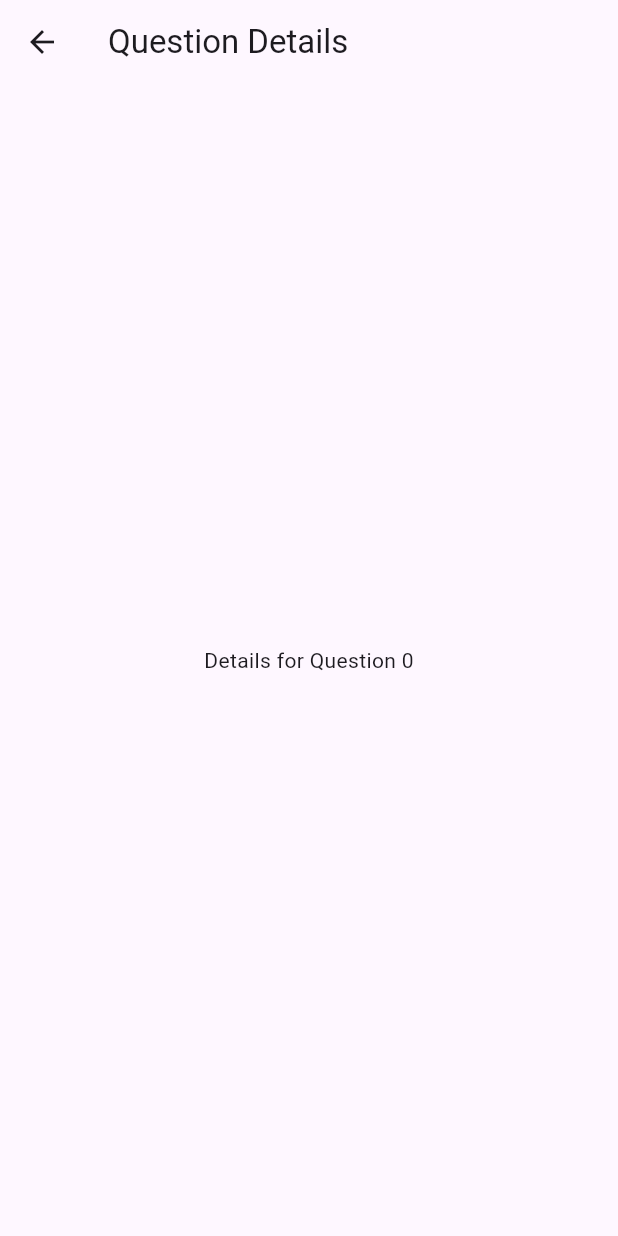
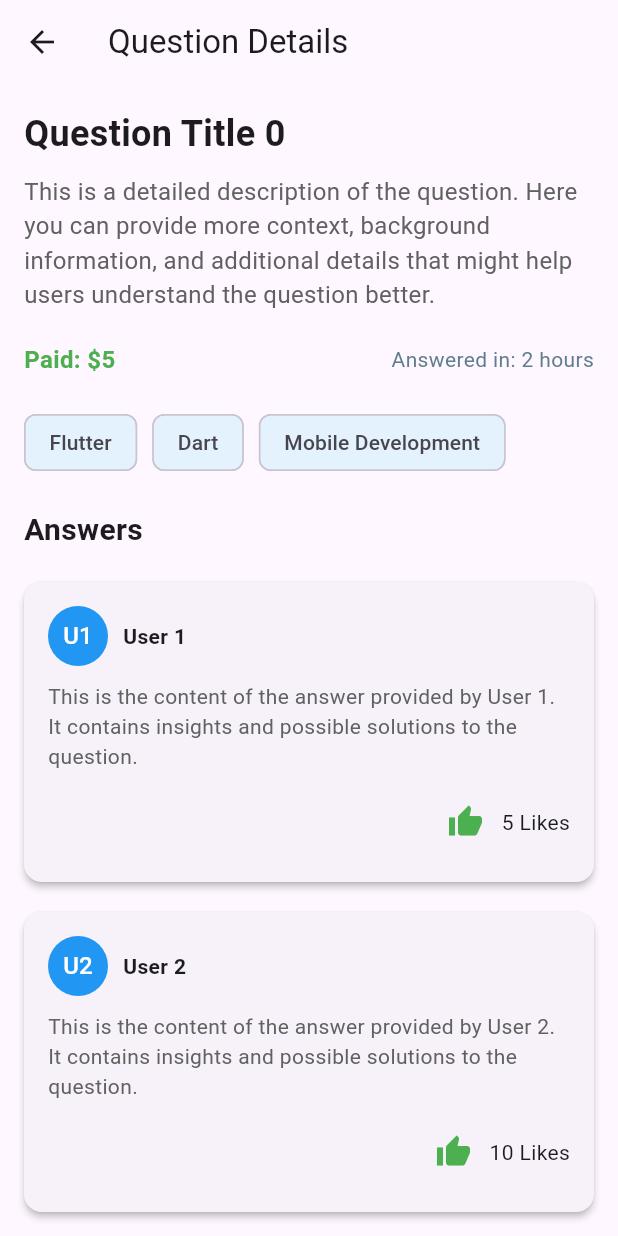
Before and after one commit to cswanjala/questionAnswer, a Flutter app: the screen it shows after launch, after a tap on an icon or button, on a phone screen of 412 x 824 dp. Run offline on Flutter 3.47's test engine with Material 3 defaults, Android fonts, the phone set to English and light mode, and no system bars; our stand-ins replace fluttertoast.

Commit message:
added question details screen data

```diff
--- a/lib/main.dart
+++ b/lib/main.dart
@@ -6,6 +6,7 @@ import 'package:question_nswer/ui/screens/proposals_screen.dart';
 import 'package:question_nswer/ui/screens/contracts_screen.dart';
 import 'package:question_nswer/ui/screens/alerts_screen.dart';
 import 'package:question_nswer/ui/screens/message_screen.dart';
+import 'package:question_nswer/ui/screens/questions_details_screen.dart';
 
 void main() => runApp(AnswersApp());
 
@@ -246,22 +247,3 @@ class QuestionsScreen extends StatelessWidget {
     );
   }
 }
-
-// Placeholder screen for question details
-class QuestionDetailScreen extends StatelessWidget {
-  final int questionIndex;
-
-  QuestionDetailScreen({required this.questionIndex});
-
-  @override
-  Widget build(BuildContext context) {
-    return Scaffold(
-      appBar: AppBar(
-        title: Text('Question Details'),
-      ),
-      body: Center(
-        child: Text('Details for Question $questionIndex'),
-      ),
-    );
-  }
-}
--- a/lib/ui/screens/questions_details_screen.dart
+++ b/lib/ui/screens/questions_details_screen.dart
@@ -1,5 +1,4 @@
 import 'package:flutter/material.dart';
-import 'package:question_nswer/ui/screens/hire_expert_screen.dart';
 
 class QuestionDetailScreen extends StatelessWidget {
   final int questionIndex;
@@ -12,11 +11,13 @@ class QuestionDetailScreen extends StatelessWidget {
       appBar: AppBar(
         title: Text('Question Details'),
       ),
-      body: Padding(
+      body: SingleChildScrollView(
+        child: Padding(
           padding: const EdgeInsets.all(16.0),
           child: Column(
             crossAxisAlignment: CrossAxisAlignment.start,
             children: [
+              // Question Title
               Text(
                 'Question Title $questionIndex',
                 style: TextStyle(
@@ -25,49 +26,143 @@ class QuestionDetailScreen extends StatelessWidget {
                 ),
               ),
               SizedBox(height: 10),
+
+              // Question Description
               Text(
-              'This is a detailed description of the question. It provides more context and information for experts.',
-              style: TextStyle(fontSize: 16),
+                'This is a detailed description of the question. Here you can provide more context, background information, and additional details that might help users understand the question better.',
+                style: TextStyle(
+                  fontSize: 16,
+                  color: Colors.grey[700],
+                ),
               ),
               SizedBox(height: 20),
+
+              // Question Stats
+              Row(
+                mainAxisAlignment: MainAxisAlignment.spaceBetween,
+                children: [
                   Text(
-              'Answers:',
+                    'Paid: \$${(questionIndex + 1) * 5}',
+                    style: TextStyle(
+                      fontSize: 16,
+                      color: Colors.green,
+                      fontWeight: FontWeight.bold,
+                    ),
+                  ),
+                  Text(
+                    'Answered in: ${questionIndex + 2} hours',
+                    style: TextStyle(
+                      fontSize: 14,
+                      color: Colors.blueGrey,
+                    ),
+                  ),
+                ],
+              ),
+              SizedBox(height: 20),
+
+              // Tags
+              Wrap(
+                spacing: 10,
+                children: [
+                  Chip(
+                    label: Text('Flutter'),
+                    backgroundColor: Colors.blue[50],
+                  ),
+                  Chip(
+                    label: Text('Dart'),
+                    backgroundColor: Colors.blue[50],
+                  ),
+                  Chip(
+                    label: Text('Mobile Development'),
+                    backgroundColor: Colors.blue[50],
+                  ),
+                ],
+              ),
+              SizedBox(height: 20),
+
+              // Answers Section
+              Text(
+                'Answers',
                 style: TextStyle(
                   fontSize: 20,
                   fontWeight: FontWeight.bold,
                 ),
               ),
               SizedBox(height: 10),
-            Expanded(
-              child: ListView.builder(
+
+              // Answer List
+              ListView.builder(
+                physics: NeverScrollableScrollPhysics(),
+                shrinkWrap: true,
                 itemCount: 3,
                 itemBuilder: (context, index) {
                   return Card(
+                    elevation: 2,
                     margin: EdgeInsets.symmetric(vertical: 10),
-                    child: ListTile(
-                      title: Text('Expert Answer $index'),
-                      subtitle: Text(
-                          'This is the detailed response from the expert.'),
+                    shape: RoundedRectangleBorder(
+                      borderRadius: BorderRadius.circular(12),
+                    ),
+                    child: Padding(
+                      padding: const EdgeInsets.all(16.0),
+                      child: Column(
+                        crossAxisAlignment: CrossAxisAlignment.start,
+                        children: [
+                          Row(
+                            children: [
+                              CircleAvatar(
+                                backgroundColor: Colors.blue,
+                                child: Text(
+                                  'U${index + 1}',
+                                  style: TextStyle(color: Colors.white),
+                                ),
+                              ),
+                              SizedBox(width: 10),
+                              Text(
+                                'User ${index + 1}',
+                                style: TextStyle(
+                                  fontWeight: FontWeight.bold,
+                                ),
+                              ),
+                            ],
+                          ),
+                          SizedBox(height: 10),
+                          Text(
+                            'This is the content of the answer provided by User ${index + 1}. It contains insights and possible solutions to the question.',
+                            style: TextStyle(
+                              fontSize: 14,
+                              color: Colors.grey[700],
+                            ),
+                          ),
+                          SizedBox(height: 10),
+                          Row(
+                            mainAxisAlignment: MainAxisAlignment.end,
+                            children: [
+                              IconButton(
+                                icon: Icon(Icons.thumb_up, color: Colors.green),
+                                onPressed: () {},
+                              ),
+                              Text('${(index + 1) * 5} Likes'),
+                            ],
+                          ),
+                        ],
+                      ),
                     ),
                   );
                 },
               ),
+
+              SizedBox(height: 20),
+
+              // Add a New Answer Button
+              ElevatedButton.icon(
+                onPressed: () {
+                  // Handle add answer action
+                },
+                icon: Icon(Icons.add),
+                label: Text('Add Your Answer'),
               ),
-            ElevatedButton(
-              onPressed: () {
-                Navigator.push(
-                  context,
-                  MaterialPageRoute(
-                    builder: (context) => HireExpertScreen(),
+            ],
           ),
-                );
-              },
-              child: Text('Hire an Expert'),
-              style: ElevatedButton.styleFrom(
-                minimumSize: Size(double.infinity, 50),
-              ),
-            )
-          ],
         ),
       ),
     );
```
Lines whose indentation alone changed are shown as unchanged.
